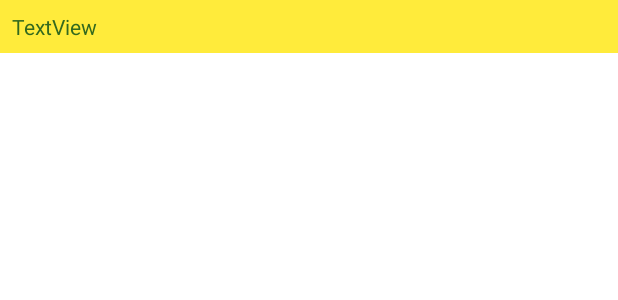
After one commit to tatsuya-ss/DataBinding, an Android app: the layout recycler_view_row_item.xml on its own in the app's theme, with its tools: preview values and no code run, on a phone screen of 412 x 824 dp. The commit adds this screen. Shown: the top 300 px of the screen. Run offline under Robolectric (Android 15) with nearby library versions, the phone set to English and light mode, and no system bars.

Commit message:
データバインディング途中

```diff
--- /dev/null
+++ b/app/src/main/res/layout/recycler_view_row_item.xml
@@ -0,0 +1,23 @@
+<?xml version="1.0" encoding="utf-8"?>
+<androidx.constraintlayout.widget.ConstraintLayout xmlns:android="http://schemas.android.com/apk/res/android"
+    xmlns:app="http://schemas.android.com/apk/res-auto"
+    xmlns:tools="http://schemas.android.com/tools"
+    android:layout_width="match_parent"
+    android:layout_height="wrap_content"
+    android:background="#FFEB3B">
+
+    <TextView
+        android:id="@+id/textView"
+        android:layout_width="0dp"
+        android:layout_height="wrap_content"
+        android:layout_marginStart="8dp"
+        android:layout_marginTop="8dp"
+        android:layout_marginEnd="8dp"
+        android:layout_marginBottom="8dp"
+        android:text="TextView"
+        android:textColor="#33691E"
+        app:layout_constraintBottom_toBottomOf="parent"
+        app:layout_constraintEnd_toEndOf="parent"
+        app:layout_constraintStart_toStartOf="parent"
+        app:layout_constraintTop_toTopOf="parent" />
+</androidx.constraintlayout.widget.ConstraintLayout>
```
Also changed, not shown: app/src/main/java/com/example/databinding/MainActivity.kt (+7 -0 lines), app/src/main/java/com/example/databinding/RecyclerViewAdapter.kt (added, +29 -0 lines).
